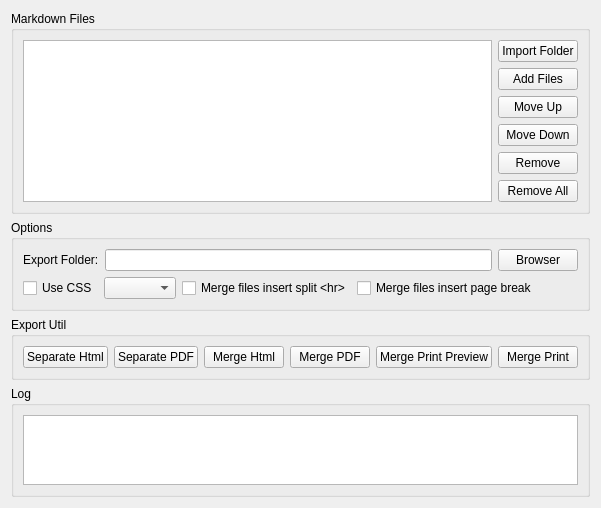
First picture: the form in liteidex/src/plugins/markdown/markdownbatchwidget.ui, repository visualfc/liteide, before the edit.
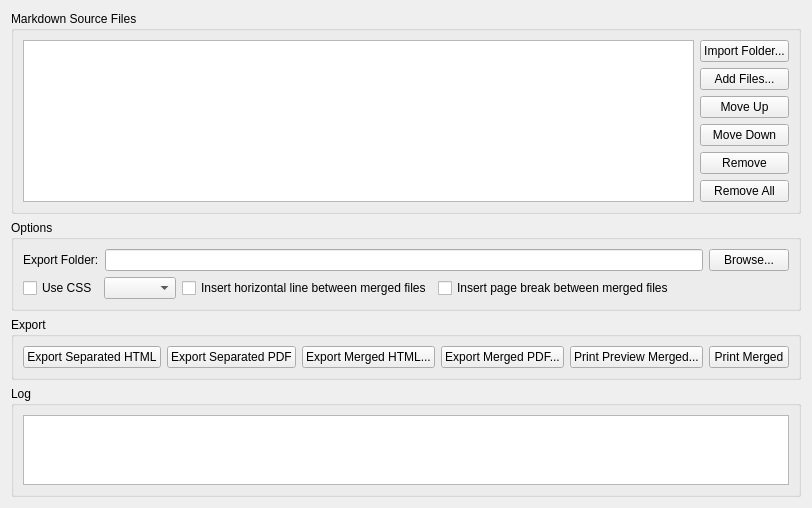
Second picture: the form after the edit.

```diff
--- a/liteidex/src/plugins/markdown/markdownbatchwidget.ui
+++ b/liteidex/src/plugins/markdown/markdownbatchwidget.ui
@@ -17,7 +17,7 @@
    <item>
     <widget class="QGroupBox" name="groupBox_4">
      <property name="title">
-      <string>Markdown Files</string>
+      <string>Markdown Source Files</string>
      </property>
      <layout class="QHBoxLayout" name="horizontalLayout_4">
       <item>
@@ -35,14 +35,14 @@
         <item>
          <widget class="QPushButton" name="importFolderPushButton">
           <property name="text">
-           <string>Import Folder</string>
+           <string>Import Folder...</string>
           </property>
          </widget>
         </item>
         <item>
          <widget class="QPushButton" name="addFilesPushButton">
           <property name="text">
-           <string>Add Files</string>
+           <string>Add Files...</string>
           </property>
          </widget>
         </item>
@@ -113,7 +113,7 @@
         <item>
          <widget class="QPushButton" name="browserExportFolderPushButton">
           <property name="text">
-           <string>Browser</string>
+           <string>Browse...</string>
           </property>
          </widget>
         </item>
@@ -134,14 +134,14 @@
         <item>
          <widget class="QCheckBox" name="mergeHrCheckBox">
           <property name="text">
-           <string>Merge files insert split &lt;hr&gt;</string>
+           <string>Insert horizontal line between merged files</string>
           </property>
          </widget>
         </item>
         <item>
          <widget class="QCheckBox" name="mergePageBreakCheckBox">
           <property name="text">
-           <string>Merge files insert page break</string>
+           <string>Insert page break between merged files</string>
           </property>
          </widget>
         </item>
@@ -166,48 +166,48 @@
    <item>
     <widget class="QGroupBox" name="groupBox">
      <property name="title">
-      <string>Export Util</string>
+      <string>Export</string>
      </property>
      <layout class="QHBoxLayout" name="horizontalLayout_2">
       <item>
        <widget class="QPushButton" name="splitHtmlPushButton">
         <property name="text">
-         <string>Separate Html</string>
+         <string>Export Separated HTML</string>
         </property>
        </widget>
       </item>
       <item>
        <widget class="QPushButton" name="splitPdfPushButton">
         <property name="text">
-         <string>Separate PDF</string>
+         <string>Export Separated PDF</string>
         </property>
        </widget>
       </item>
       <item>
        <widget class="QPushButton" name="mergetHtmlPushButton">
         <property name="text">
-         <string>Merge Html</string>
+         <string>Export Merged HTML...</string>
         </property>
        </widget>
       </item>
       <item>
        <widget class="QPushButton" name="mergePdfPushButton">
         <property name="text">
-         <string>Merge PDF</string>
+         <string>Export Merged PDF...</string>
         </property>
        </widget>
       </item>
       <item>
        <widget class="QPushButton" name="mergePrintPreviwPushButton">
         <property name="text">
-         <string>Merge Print Preview</string>
+         <string>Print Preview Merged...</string>
         </property>
        </widget>
       </item>
       <item>
        <widget class="QPushButton" name="mergetPrintPushButton">
         <property name="text">
-         <string>Merge Print</string>
+         <string>Print Merged</string>
         </property>
        </widget>
       </item>
```
